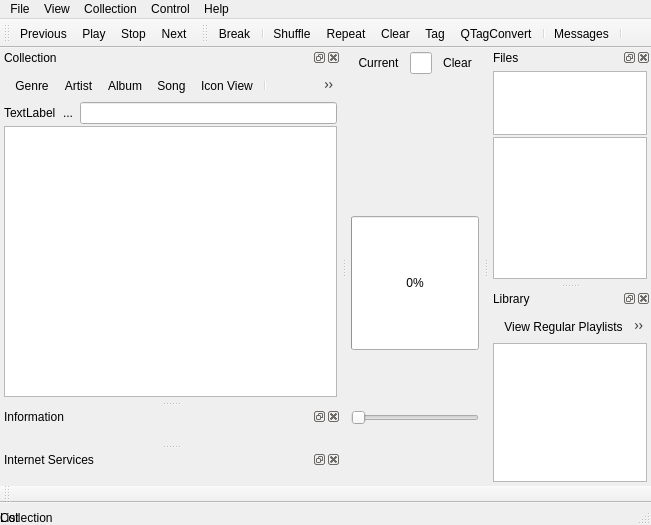
Qt form src/cuberok.ui (DrMoriarty/cuberok) before a commit.
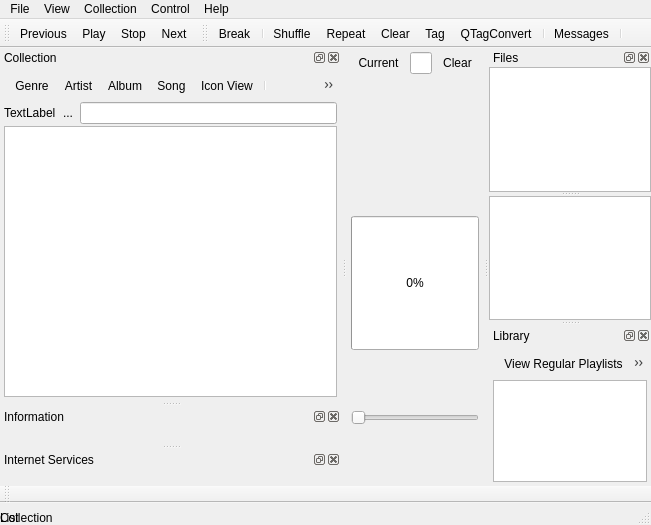
The same form after that commit. Icons and pictures are not drawn. Custom widgets are drawn as their Qt base class.

```diff
--- a/src/cuberok.ui
+++ b/src/cuberok.ui
@@ -330,14 +330,18 @@
     <number>2</number>
    </attribute>
    <widget class="QWidget" name="dockWidgetContents2">
-    <layout class="QVBoxLayout">
+    <layout class="QVBoxLayout" name="verticalLayout_2">
      <property name="spacing">
-      <number>2</number>
-     </property>
-     <property name="margin">
       <number>4</number>
      </property>
+     <property name="margin">
+      <number>0</number>
+     </property>
      <item>
+      <widget class="QSplitter" name="widget">
+       <property name="orientation">
+        <enum>Qt::Vertical</enum>
+       </property>
       <widget class="MarkListWidget" name="list_bookmarks">
        <property name="sizePolicy">
         <sizepolicy hsizetype="Expanding" vsizetype="Maximum">
@@ -348,7 +352,7 @@
        <property name="maximumSize">
         <size>
          <width>16777215</width>
-         <height>64</height>
+          <height>16777215</height>
         </size>
        </property>
        <property name="contextMenuPolicy">
@@ -368,8 +372,6 @@
        </property>
        <addaction name="actionRemoveBookmark"/>
       </widget>
-     </item>
-     <item>
       <widget class="QTreeView" name="treeView_2">
        <property name="contextMenuPolicy">
         <enum>Qt::ActionsContextMenu</enum>
@@ -403,6 +405,7 @@
        </property>
        <addaction name="actionRefreshTree"/>
        <addaction name="actionBookmarkFolder"/>
+      </widget>
       </widget>
      </item>
     </layout>
```
Left out of the diff: 2 changed lines with no effect on the pictures. Lines whose indentation alone changed are shown as unchanged.
